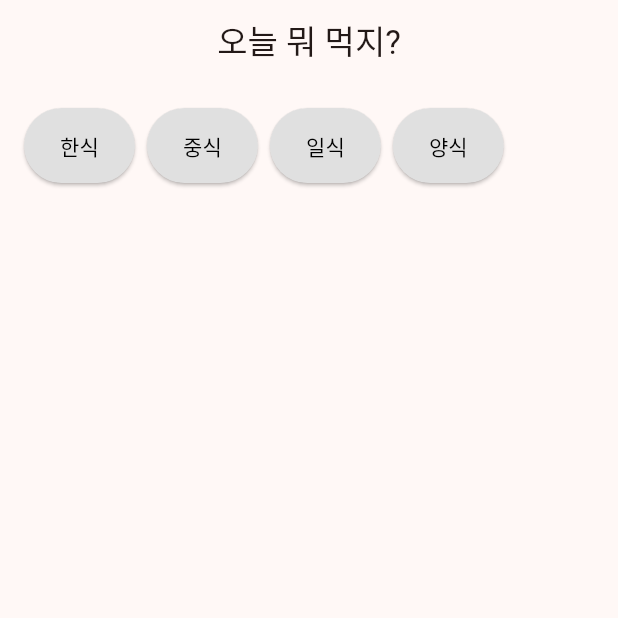
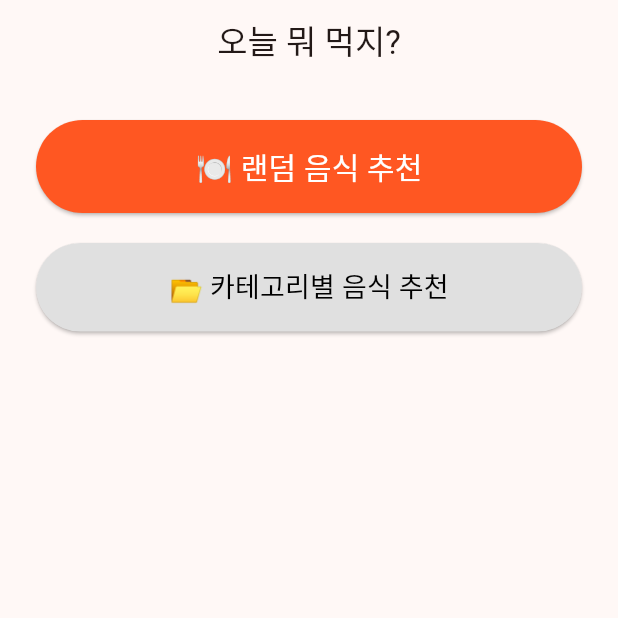
Before and after one commit to dlwlssud123/what_to_eat, a Flutter app: the screen it shows after launch, on a phone screen of 412 x 824 dp, the top half of it. Run offline on Flutter 3.47's test engine with Material 3 defaults, Android fonts, the phone set to English and light mode, and no system bars.

Commit message:
ui 수정

```diff
--- a/lib/main.dart
+++ b/lib/main.dart
@@ -1,6 +1,3 @@
-import 'dart:math';
-import 'package:flutter/material.dart';
-
 import 'package:flutter/material.dart';
 
 void main() {
@@ -31,10 +28,6 @@ class HomeScreen extends StatefulWidget {
 }
 
 class _HomeScreenState extends State<HomeScreen> {
-  final List<String> categories = ['한식', '중식', '일식', '양식'];
-  String? selectedCategory;
-  String? recommendedFood;
-
   final Map<String, List<String>> foodMap = {
     '한식': ['비빔밥', '김치찌개', '불고기'],
     '중식': ['짜장면', '짬뽕', '탕수육'],
@@ -42,12 +35,22 @@ class _HomeScreenState extends State<HomeScreen> {
     '양식': ['파스타', '스테이크', '피자'],
   };
 
-  void recommendFood(String category) {
+  String? recommendedFood;
+  bool showCategoryButtons = false;
+
+  void recommendRandomFood() {
+    final allFoods = foodMap.values.expand((list) => list).toList();
+    allFoods.shuffle();
+    setState(() {
+      recommendedFood = allFoods.first;
+    });
+  }
+
+  void recommendByCategory(String category) {
     final foods = foodMap[category];
     if (foods != null && foods.isNotEmpty) {
-      foods.shuffle(); // 무작위 추천
+      foods.shuffle();
       setState(() {
-        selectedCategory = category;
         recommendedFood = foods.first;
       });
     }
@@ -58,40 +61,72 @@ class _HomeScreenState extends State<HomeScreen> {
     return Scaffold(
       appBar: AppBar(title: const Text('오늘 뭐 먹지?'), centerTitle: true),
       body: Padding(
-        padding: const EdgeInsets.all(16),
+        padding: const EdgeInsets.all(24),
         child: Column(
+          crossAxisAlignment: CrossAxisAlignment.stretch,
           children: [
-            // 카테고리 버튼들
-            SizedBox(
-              height: 50,
-              child: ListView.separated(
-                scrollDirection: Axis.horizontal,
-                itemCount: categories.length,
-                separatorBuilder: (_, __) => const SizedBox(width: 8),
-                itemBuilder: (context, index) {
-                  final category = categories[index];
-                  final isSelected = category == selectedCategory;
-                  return ElevatedButton(
-                    onPressed: () => recommendFood(category),
+            // 랜덤 음식 추천 버튼
+            ElevatedButton(
+              onPressed: recommendRandomFood,
               style: ElevatedButton.styleFrom(
-                      backgroundColor: isSelected
-                          ? Colors.deepOrange
-                          : Colors.grey[300],
-                      foregroundColor: isSelected ? Colors.white : Colors.black,
+                backgroundColor: Colors.deepOrange,
+                foregroundColor: Colors.white,
+                padding: const EdgeInsets.symmetric(vertical: 16),
               ),
-                    child: Text(category),
-                  );
+              child: const Text('🍽️ 랜덤 음식 추천', style: TextStyle(fontSize: 20)),
+            ),
+            const SizedBox(height: 20),
+
+            // 카테고리 토글 버튼
+            ElevatedButton(
+              onPressed: () {
+                setState(() {
+                  showCategoryButtons = !showCategoryButtons;
+                });
               },
+              style: ElevatedButton.styleFrom(
+                backgroundColor: Colors.grey[300],
+                foregroundColor: Colors.black,
+                padding: const EdgeInsets.symmetric(vertical: 16),
+              ),
+              child: const Text(
+                '📂 카테고리별 음식 추천',
+                style: TextStyle(fontSize: 18),
               ),
             ),
+            const SizedBox(height: 20),
+
+            // 카테고리 버튼들 (2x2 Grid)
+            if (showCategoryButtons)
+              GridView.count(
+                crossAxisCount: 2,
+                shrinkWrap: true,
+                mainAxisSpacing: 12,
+                crossAxisSpacing: 12,
+                physics: const NeverScrollableScrollPhysics(),
+                children: foodMap.keys.map((category) {
+                  return ElevatedButton(
+                    onPressed: () => recommendByCategory(category),
+                    style: ElevatedButton.styleFrom(
+                      backgroundColor: Colors.orangeAccent,
+                      foregroundColor: Colors.white,
+                      padding: const EdgeInsets.all(12),
+                    ),
+                    child: Text(category, style: const TextStyle(fontSize: 18)),
+                  );
+                }).toList(),
+              ),
             const SizedBox(height: 30),
-            // 추천 음식 표시
+
+            // 추천 결과 표시
             if (recommendedFood != null)
-              Text(
-                '추천 음식: $recommendedFood',
+              Center(
+                child: Text(
+                  '🍽️ 추천 음식: $recommendedFood',
                   style: const TextStyle(
                     fontSize: 24,
                     fontWeight: FontWeight.bold,
+                  ),
                 ),
               ),
           ],
```
Lines whose indentation alone changed are shown as unchanged.
